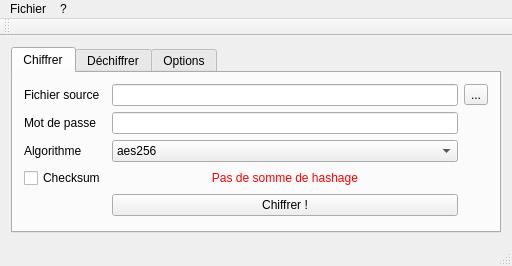
bouligo/encipher-me, file mainwindow.ui: the form before one commit.
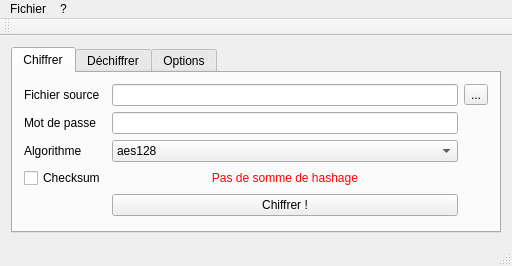
The form after the commit.

```diff
--- a/mainwindow.ui
+++ b/mainwindow.ui
@@ -59,7 +59,7 @@
         <item row="2" column="1">
          <widget class="QComboBox" name="comboBoxCipherToEncipher">
           <property name="currentIndex">
-           <number>1</number>
+           <number>0</number>
           </property>
           <item>
            <property name="text">
```
Left out of the diff: 7 changed lines with no effect on the pictures.
